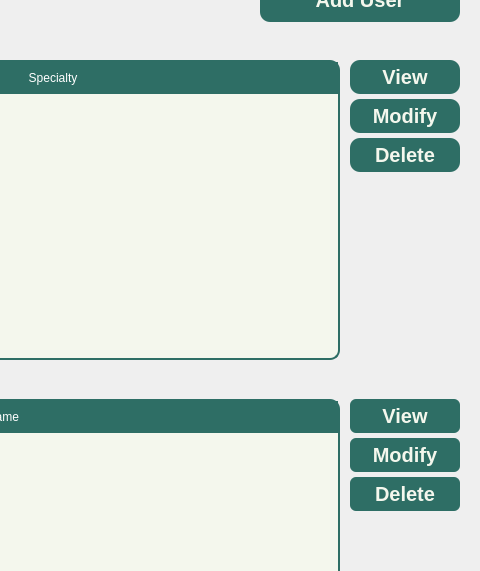
The window that Views/Admin_Staffs.ui (VinsmokeSanji69/COVACHA_CLINIC_SYSTEM) describes before a commit, drawn with Qt 5; both pictures show x 719 to 1199 and y 112 to 683 of the 1199 by 820 pixel window.
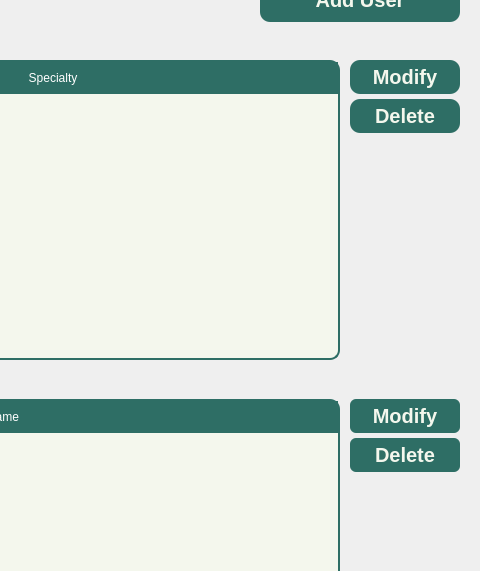
The same window after the commit. Icons and pictures are not drawn.

What changed in the file:
```diff
--- a/Views/Admin_Staffs.ui
+++ b/Views/Admin_Staffs.ui
@@ -972,13 +972,6 @@
                      <property name="bottomMargin">
                       <number>0</number>
                      </property>
-                     <item>
-                      <widget class="QPushButton" name="ViewDoctor">
-                       <property name="text">
-                        <string>View</string>
-                       </property>
-                      </widget>
-                     </item>
                      <item>
                       <widget class="QPushButton" name="ModifyDoctor">
                        <property name="text">
@@ -1220,13 +1213,6 @@
                      <property name="bottomMargin">
                       <number>0</number>
                      </property>
-                     <item>
-                      <widget class="QPushButton" name="ViewStaff">
-                       <property name="text">
-                        <string>View</string>
-                       </property>
-                      </widget>
-                     </item>
                      <item>
                       <widget class="QPushButton" name="ModifyStaff">
                        <property name="text">
```
